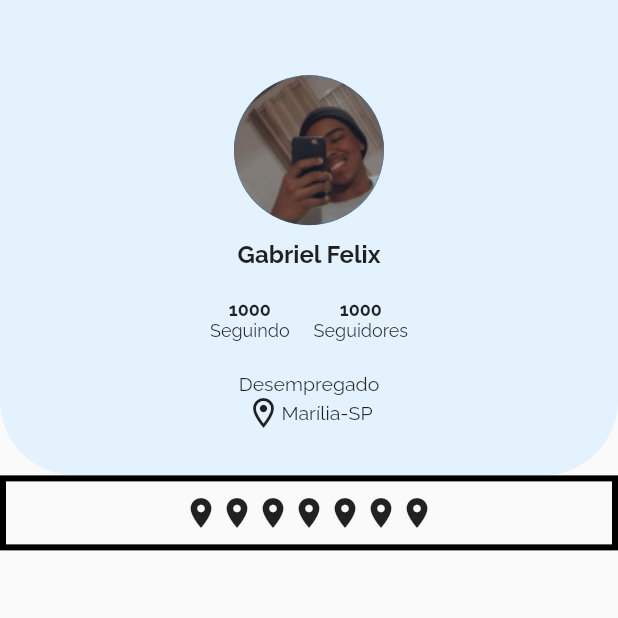
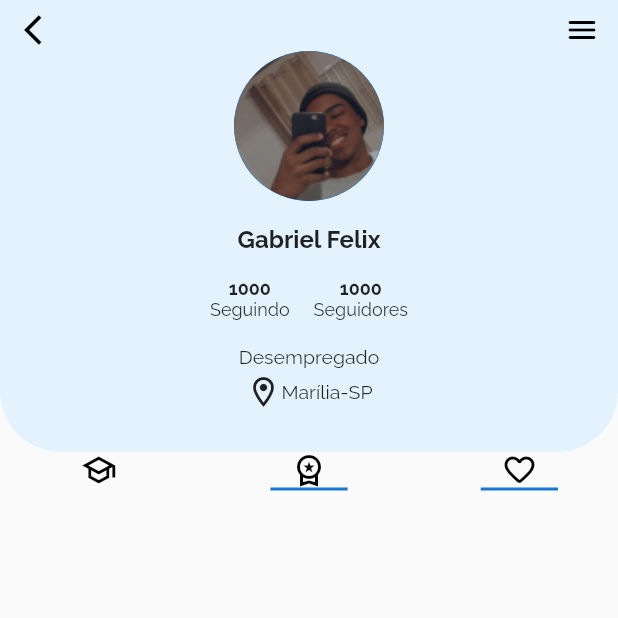
Before and after one commit to Tec-Eventos/tec-eventos-front, a Flutter app: the Perfil screen opened directly, on a phone screen of 412 x 824 dp, the top half of it. Run offline on Flutter 3.47's test engine with Material 2 defaults, Android fonts, the phone set to English and light mode, and no system bars; our stand-ins replace google_fonts, shared_preferences; accounts and stored records are empty.

Commit message:
Página de perfil quase feita - Arrumar as condições das participações do usuário

```diff
--- a/tec_eventos/lib/cores.dart
+++ b/tec_eventos/lib/cores.dart
@@ -6,4 +6,7 @@ abstract class Cores{
   static Color AzulClaro = Color(0xff64B5F6);
   static Color AzulCinzento = Color(0xffBBDEFB);
   static Color AzulBebe = Color(0xffE3F2FD);
+  static Color Preto = Color(0xff000000);
+  static Color AzulEscuroPerfilOption = Color(0xff1976D2);
+
 }
--- a/tec_eventos/lib/paginas/onBoarding/onboarding.dart
+++ b/tec_eventos/lib/paginas/onBoarding/onboarding.dart
@@ -188,7 +188,7 @@ class DotIndicator extends StatelessWidget {
   Widget build(BuildContext context) {
     return AnimatedContainer(
       duration: Duration(milliseconds: 100),
-      height: isActive
+        height: isActive
           ? MediaQuery.of(context).size.height / 30
           : MediaQuery.of(context).size.height / 110,
       width: isActive
--- a/tec_eventos/lib/paginas/perfil/perfil.dart
+++ b/tec_eventos/lib/paginas/perfil/perfil.dart
@@ -9,7 +9,7 @@ class Perfil extends StatefulWidget {
   State<Perfil> createState() => _PerfilState();
 }
 
-bool eventosParticipados = false;
+bool eventosParticipados = true;
 bool medalhas = false;
 bool favoritos = false;
 
@@ -18,37 +18,191 @@ class _PerfilState extends State<Perfil> {
   Widget build(BuildContext context) {
     return Scaffold(
         backgroundColor: Cores.Branco,
-      body: Column(
+        body: NestedScrollView(
+            floatHeaderSlivers: true,
+            headerSliverBuilder: (context, innerBoxIsScrolled) =>
+            [
+              //Classe da appbar da página. Juntamente da descrição de perfil.
+              PerfilDescricao(context),
+            ],
+            body: ListView(
+              scrollDirection: Axis.vertical,
+              children: [
+                Column(
+                  children: [
+                    Padding(
+                      padding: const EdgeInsets.only(left: 20, right: 20),
+                      child: Row(
+                        mainAxisAlignment: MainAxisAlignment.spaceBetween,
                         children: [
 
-          //container com a cor de fundo alterada e com seus radius específicado
-          Container(
-            height: MediaQuery.of(context).size.height / 2.6,
-            width: MediaQuery.of(context).size.width,
+                          //parte dos eventos participados
+                          ParticipacaoPerfil(
+                            !eventosParticipados,
+                            false,
+                            false,
+                            Icon(Icons.school_outlined,
+                                color: Colors.black),
+
+                            AnimatedContainer(
+                              duration: Duration(milliseconds: 100),
+                              width: MediaQuery
+                                  .of(context)
+                                  .size
+                                  .width / 8,
+                              height: 2,
+
                               decoration: BoxDecoration(
-              borderRadius: BorderRadius.only(
-                bottomLeft: Radius.circular(50),
-                bottomRight: Radius.circular(50),
+                                color: eventosParticipados
+                                    ?  Colors.transparent
+                                    :  Cores.AzulEscuroPerfilOption,
+                              ),
+                            ),
                           ),
 
-              color: Cores.AzulBebe,
+                          //medalhas do usuário
+                          ParticipacaoPerfil(
+                            false,
+                            !medalhas,
+                            false,
+                            Icon(Icons.workspace_premium_outlined,
+                                color: Colors.black),
+
+                            AnimatedContainer(
+                              duration: Duration(milliseconds: 100),
+                              width: medalhas
+                                  ? 0.0
+                                  : MediaQuery
+                                  .of(context)
+                                  .size
+                                  .width / 8,
+                              height: 2,
+
+                              decoration: BoxDecoration(
+                                color: medalhas
+                                    ?  Colors.transparent
+                                    :  Cores.AzulEscuroPerfilOption,
                               ),
 
+                            ),
+                          ),
+
+                          //eventos que ele curtiu
+                          ParticipacaoPerfil(
+                            false,
+                            false,
+                            !favoritos,
+                            Icon(Icons.favorite_outline_rounded,
+                                color: Colors.black),
+
+                            AnimatedContainer(
+                              duration: Duration(milliseconds: 100),
+                              width: favoritos
+                                  ? 0.0
+                                  : MediaQuery
+                                  .of(context)
+                                  .size
+                                  .width / 8,
+                              height: 2,
+
+                              decoration: BoxDecoration(
+                                color: favoritos
+                                    ?  Colors.transparent
+                                    :  Cores.AzulEscuroPerfilOption,
+                              ),
+
+                            ),
+                          ),
+
+                        ],
+                      ),
+                    ),
+                  ],
+                ),
+              ],
+            )));
+  }
+
+  //Classe para aparecer determinado conteúdo ao clicar
+  ParticipacaoPerfil(
+      bool eventos,
+      bool medal,
+      bool fav,
+      Icon icon,
+      AnimatedContainer animatedContainer) {
+    return GestureDetector(
+      onTap: () {
+        setState(() {
+          eventosParticipados = eventos;
+          medalhas = medal;
+          favoritos = fav;
+        });
+      },
+      child: Padding(
+        padding: const EdgeInsets.only(left: 20.0, right: 20.0),
+        child: Column(
+            children: [
+              icon,
+              animatedContainer,
+            ]),
+      ),
+    );
+  }
+}
 
 
+//classe da descricao de perfil do usuário
+PerfilDescricao(context) {
+  return SliverAppBar(
+    elevation: 0,
+    floating: true,
+    snap: true,
+    pinned: false,
+    backgroundColor: Cores.AzulBebe,
+    shape: RoundedRectangleBorder(
+        borderRadius: BorderRadius.only(
+            bottomLeft: Radius.circular(40), bottomRight: Radius.circular(40))),
+    leading: Builder(
+      builder: (BuildContext context) {
+        return IconButton(
+          icon: const Icon(Icons.arrow_back_ios, color: Colors.black),
+          tooltip: 'Menu',
+          onPressed: () {
+            ScaffoldMessenger.of(context)
+                .showSnackBar(const SnackBar(content: Text('Menu')));
+          },
+        );
+      },
+    ),
+    actions: [
+    IconButton(
+  icon: const Icon(Icons.menu_rounded, color: Colors.black),
+  tooltip: 'Menu',
+  onPressed: () {
+  ScaffoldMessenger.of(context)
+      .showSnackBar(const SnackBar(content: Text('Menu')));
+  },
+  ),
+    ],
+
+
+    //inicio das informações do usuário
+    bottom: PreferredSize(
+      preferredSize: Size.square(245.0),
       child: Column(
         mainAxisAlignment: MainAxisAlignment.center,
-
         children: [
 
-                SizedBox(height: MediaQuery.of(context).size.height / 40),
-                //descrição do perfil dentro do container
+          //descrição do perfil dentro do PrefferedSize
           CircleAvatar(
             radius: 50.0,
             backgroundImage: AssetImage("assets/imgPerfil.png"),
           ),
 
-                SizedBox(height: 10),
+          SizedBox(height: MediaQuery
+              .of(context)
+              .size
+              .height / 50),
           Text(
             "Gabriel Felix",
             style: GoogleFonts.raleway(
@@ -57,93 +211,88 @@ class _PerfilState extends State<Perfil> {
             ),
           ),
 
-                SizedBox(height: MediaQuery.of(context).size.height / 40),
+          SizedBox(height: MediaQuery
+              .of(context)
+              .size
+              .height / 50),
           Row(
             mainAxisAlignment: MainAxisAlignment.center,
             children: [
               Column(
                 children: [
-                        Text("1000",
+                  Text(
+                    "1000",
                     style: GoogleFonts.raleway(
                       fontSize: 12.0,
                       fontWeight: FontWeight.bold,
-                          ),),
-                        Text("Seguindo",
+                    ),
+                  ),
+                  Text(
+                    "Seguindo",
                     style: GoogleFonts.raleway(
                       fontSize: 12.0,
-                          ),),
+                    ),
+                  ),
                 ],
               ),
-
               VerticalDivider(
                 color: Colors.amber,
               ),
-
               Column(
                 children: [
-                        Text("1000",
+                  Text(
+                    "1000",
                     style: GoogleFonts.raleway(
                       fontSize: 12.0,
                       fontWeight: FontWeight.bold,
-                          ),),
-                        Text("Seguidores",
+                    ),
+                  ),
+                  Text(
+                    "Seguidores",
                     style: GoogleFonts.raleway(
                       fontSize: 12.0,
-                          ),),
+                    ),
+                  ),
                 ],
               )
             ],
           ),
 
-                SizedBox(height: MediaQuery.of(context).size.height / 40),
+          SizedBox(height: MediaQuery
+              .of(context)
+              .size
+              .height / 50),
 
-                Text("Desempregado",
+          Text(
+            "Desempregado",
             style: GoogleFonts.raleway(
               fontSize: 13.0,
-                  ),),
+            ),
+          ),
 
+          SizedBox(height: MediaQuery
+              .of(context)
+              .size
+              .height / 200),
           Row(
             mainAxisAlignment: MainAxisAlignment.center,
             children: [
               Icon(Icons.location_on_outlined),
-                    Text("Marília-SP",
+              Text(
+                "Marília-SP",
                 style: GoogleFonts.raleway(
                   fontSize: 13.0,
-
-                      ),),
+                ),
+              ),
             ],
           ),
 
+          SizedBox(height: MediaQuery
+              .of(context)
+              .size
+              .height / 30),
         ],
       ),
     ),
-
-          Container(
-            height: 50,
-            width: 550,
-            decoration: BoxDecoration(
-                border: Border.all(color: Colors.black, width: 4.0)),
-            alignment: Alignment.center,
-
-            child: ListView(
-              shrinkWrap: true,
-              scrollDirection: Axis.horizontal,
-
-              children: [
-                Icon(Icons.location_on),
-                Icon(Icons.location_on),
-
-                Icon(Icons.location_on),
-                Icon(Icons.location_on),
-                Icon(Icons.location_on),
-                Icon(Icons.location_on),
-                Icon(Icons.location_on),
-
-              ],
-            ),
-          )
-        ],
-      ),
   );
 }
-}
```
Also changed, not shown: tec_eventos/pubspec.yaml (+8 -0 lines). Lines whose indentation alone changed are shown as unchanged.
